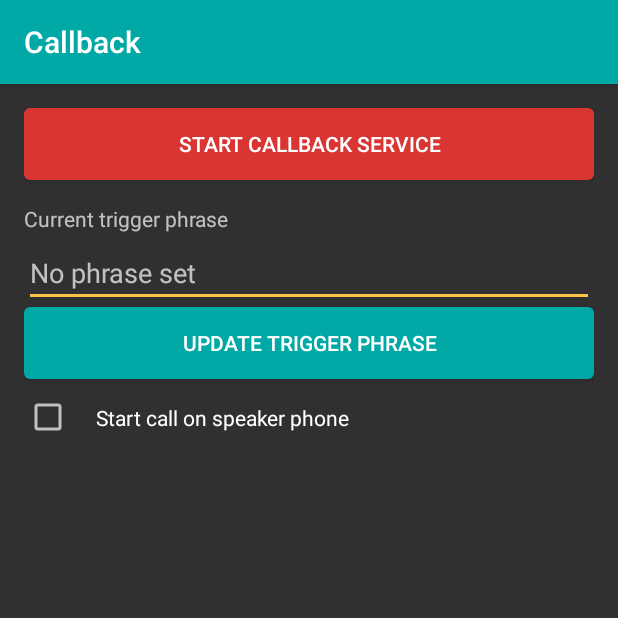
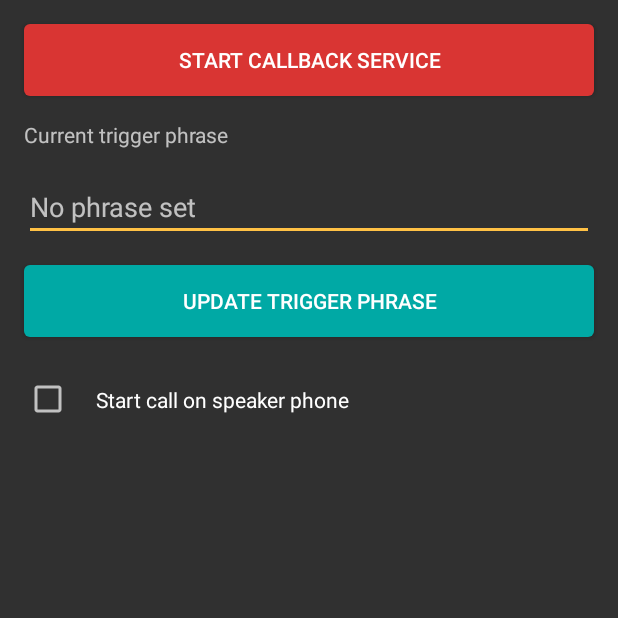
Before and after one commit to K4KYA/callback-android, an Android app: the ConfigureActivity screen opened directly, with no data from a screen before it, on a phone screen of 412 x 824 dp, the top half of it. Run offline under Robolectric (Android 15) with nearby library versions, the phone set to English and light mode, and no system bars; libraries missing offline, so code that uses them is left out: rx.android, rx.android.schedulers; 6 statements that could not run were skipped.

Commit message:
Playing with constraint layout

```diff
--- a/app/build.gradle
+++ b/app/build.gradle
@@ -4,7 +4,7 @@ apply plugin: 'kotlin-android-extensions'
 
 android {
     compileSdkVersion 23
-    buildToolsVersion "24.0.0 rc2"
+    buildToolsVersion '23.0.2'
 
     defaultConfig {
         applicationId "com.k4kya.callback"
@@ -45,6 +45,8 @@ dependencies {
     androidTestCompile 'com.android.support.test.espresso:espresso-core:2.2'
     androidTestCompile 'com.android.support.test.uiautomator:uiautomator-v18:2.1.1'
     androidTestCompile 'com.android.support:support-annotations:23.4.0'
+    compile project(path: ':kotlinrxbindings')
+    compile 'com.android.support.constraint:constraint-layout:1.0.0-alpha1'
 }
 buildscript {
     ext.kotlin_version = '1.0.2'
--- a/app/src/main/res/layout/activity_main.xml
+++ b/app/src/main/res/layout/activity_main.xml
@@ -1,66 +1,125 @@
 <?xml version="1.0" encoding="utf-8"?>
-<RelativeLayout xmlns:android="http://schemas.android.com/apk/res/android"
+<android.support.constraint.ConstraintLayout android:id="@+id/constraintLayout"
+    xmlns:android="http://schemas.android.com/apk/res/android"
     xmlns:app="http://schemas.android.com/apk/res-auto"
     xmlns:tools="http://schemas.android.com/tools"
     android:layout_width="match_parent"
     android:layout_height="match_parent"
     android:orientation="vertical"
-    tools:context=".ConfigureActivity">
+    tools:context=".ConfigureActivity"
+    tools:layout_editor_absoluteX="0dp"
+    tools:layout_editor_absoluteY="24dp">
+
+    <Button
+        android:id="@+id/btnToggleService"
+        android:layout_width="0dp"
+        android:layout_height="wrap_content"
+        android:layout_marginEnd="16dp"
+        android:layout_marginStart="16dp"
+        android:layout_marginTop="16dp"
+        android:background="@drawable/red_button"
+        android:text="@string/start_callback_service"
+        app:layout_constraintLeft_toLeftOf="@+id/constraintLayout"
+        app:layout_constraintRight_toRightOf="@+id/constraintLayout"
+        app:layout_constraintTop_toBottomOf="@+id/appbar"
+        tools:layout_constraintLeft_creator="1"
+        tools:layout_constraintRight_creator="1"
+        tools:layout_constraintTop_creator="1"
+        tools:layout_editor_absoluteX="16dp"
+        tools:layout_editor_absoluteY="72dp" />
+
+    <TextView
+        android:id="@+id/labelTriggerPhrase"
+        android:layout_width="0dp"
+        android:layout_height="wrap_content"
+        android:layout_marginEnd="16dp"
+        android:layout_marginStart="16dp"
+        android:layout_marginTop="16dp"
+        android:text="@string/current_trigger_phrase"
+        app:layout_constraintLeft_toLeftOf="@+id/constraintLayout"
+        app:layout_constraintRight_toRightOf="@+id/constraintLayout"
+        app:layout_constraintTop_toBottomOf="@+id/btnToggleService"
+        tools:layout_constraintLeft_creator="1"
+        tools:layout_constraintRight_creator="1"
+        tools:layout_constraintTop_creator="1"
+        tools:layout_editor_absoluteX="16dp"
+        tools:layout_editor_absoluteY="136dp" />
+
+    <EditText
+        android:id="@+id/editTriggerPhrase"
+        android:layout_width="0dp"
+        android:layout_height="wrap_content"
+        android:layout_marginEnd="16dp"
+        android:layout_marginStart="16dp"
+        android:layout_marginTop="16dp"
+        android:hint="@string/no_phrase_set"
+        app:layout_constraintLeft_toLeftOf="@+id/constraintLayout"
+        app:layout_constraintRight_toRightOf="@+id/constraintLayout"
+        app:layout_constraintTop_toBottomOf="@+id/labelTriggerPhrase"
+        tools:layout_constraintLeft_creator="1"
+        tools:layout_constraintRight_creator="1"
+        tools:layout_constraintTop_creator="1"
+        tools:layout_editor_absoluteX="16dp"
+        tools:layout_editor_absoluteY="168dp" />
+
+    <Button
+        android:id="@+id/btnSetTriggerPhrase"
+        android:layout_width="0dp"
+        android:layout_height="wrap_content"
+        android:layout_marginEnd="16dp"
+        android:layout_marginStart="16dp"
+        android:layout_marginTop="16dp"
+        android:background="@drawable/main_button"
+        android:text="@string/update_trigger_phrase"
+        app:layout_constraintLeft_toLeftOf="@+id/constraintLayout"
+        app:layout_constraintRight_toRightOf="@+id/constraintLayout"
+        app:layout_constraintTop_toBottomOf="@+id/editTriggerPhrase"
+        tools:layout_constraintLeft_creator="1"
+        tools:layout_constraintRight_creator="1"
+        tools:layout_constraintTop_creator="1"
+        tools:layout_editor_absoluteX="16dp"
+        tools:layout_editor_absoluteY="227dp" />
+
+    <CheckBox
+        android:id="@+id/checkUseSpeaker"
+        android:layout_width="0dp"
+        android:layout_height="wrap_content"
+        android:layout_marginEnd="16dp"
+        android:layout_marginStart="16dp"
+        android:layout_marginTop="16dp"
+        android:padding="16dp"
+        android:text="@string/start_on_speaker"
+        app:layout_constraintLeft_toLeftOf="@+id/constraintLayout"
+        app:layout_constraintRight_toRightOf="@+id/constraintLayout"
+        app:layout_constraintTop_toBottomOf="@+id/btnSetTriggerPhrase"
+        tools:layout_constraintLeft_creator="1"
+        tools:layout_constraintRight_creator="1"
+        tools:layout_constraintTop_creator="1"
+        tools:layout_editor_absoluteX="16dp"
+        tools:layout_editor_absoluteY="291dp" />
 
     <android.support.design.widget.AppBarLayout
         android:id="@+id/appbar"
-        android:layout_width="match_parent"
-        android:layout_height="wrap_content"
-        android:fitsSystemWindows="true">
+        android:layout_width="0dp"
+        android:layout_height="0dp"
+        android:fitsSystemWindows="true"
+        app:layout_constraintLeft_toLeftOf="@+id/constraintLayout"
+        app:layout_constraintRight_toRightOf="@+id/constraintLayout"
+        app:layout_constraintTop_toTopOf="@+id/constraintLayout"
+        tools:layout_constraintBottom_creator="1"
+        tools:layout_constraintLeft_creator="1"
+        tools:layout_constraintRight_creator="1"
+        tools:layout_constraintTop_creator="1"
+        tools:layout_editor_absoluteX="0dp"
+        tools:layout_editor_absoluteY="0dp">
 
         <android.support.v7.widget.Toolbar
             android:id="@+id/toolbar"
             android:layout_width="match_parent"
-            android:layout_height="?attr/actionBarSize"
+            android:layout_height="match_parent"
+            android:layout_weight="1"
             android:fitsSystemWindows="true"
             app:title="Callback" />
     </android.support.design.widget.AppBarLayout>
 
-    <LinearLayout
-        android:layout_width="match_parent"
-        android:layout_height="wrap_content"
-        android:layout_below="@id/appbar"
-        android:orientation="vertical"
-        android:padding="16dp">
-
-        <Button
-            android:id="@+id/btnToggleService"
-            android:layout_width="match_parent"
-            android:layout_height="wrap_content"
-            android:background="@drawable/red_button"
-            android:text="@string/start_callback_service" />
-
-        <TextView
-            android:id="@+id/labelTriggerPhrase"
-            android:layout_width="match_parent"
-            android:layout_height="wrap_content"
-            android:layout_marginTop="16dp"
-            android:text="@string/current_trigger_phrase" />
-
-        <EditText
-            android:id="@+id/editTriggerPhrase"
-            android:layout_width="match_parent"
-            android:layout_height="wrap_content"
-            android:layout_marginTop="4dp"
-            android:hint="@string/no_phrase_set" />
-
-        <Button
-            android:id="@+id/btnSetTriggerPhrase"
-            android:layout_width="match_parent"
-            android:layout_height="wrap_content"
-            android:background="@drawable/main_button"
-            android:text="@string/update_trigger_phrase" />
-
-        <CheckBox
-            android:id="@+id/checkUseSpeaker"
-            android:layout_width="match_parent"
-            android:layout_height="wrap_content"
-            android:padding="16dp"
-            android:text="@string/start_on_speaker" />
-    </LinearLayout>
-</RelativeLayout>
+</android.support.constraint.ConstraintLayout>
--- a/build.gradle
+++ b/build.gradle
@@ -1,11 +1,13 @@
 // Top-level build file where you can add configuration options common to all sub-projects/modules.
 
 buildscript {
+    ext.kotlin_version = '1.0.2'
     repositories {
         jcenter()
     }
     dependencies {
-        classpath 'com.android.tools.build:gradle:2.1.0'
+        classpath "org.jetbrains.kotlin:kotlin-gradle-plugin:$kotlin_version"
+        classpath 'com.android.tools.build:gradle:2.2.0-alpha1'
 
         // NOTE: Do not place your application dependencies here; they belong
         // in the individual module build.gradle files
```
